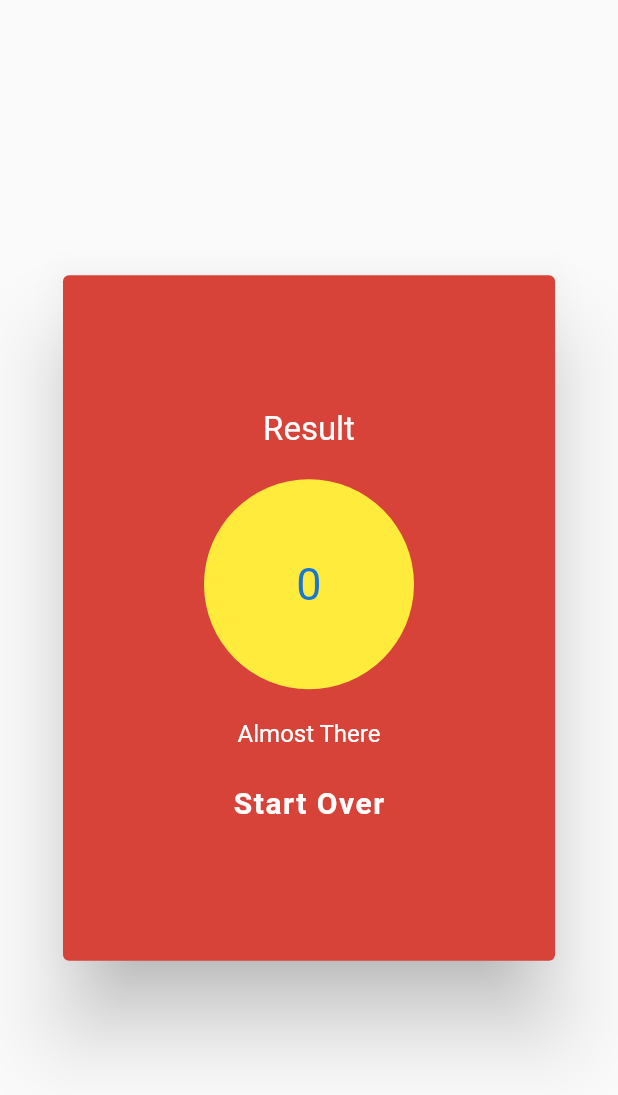
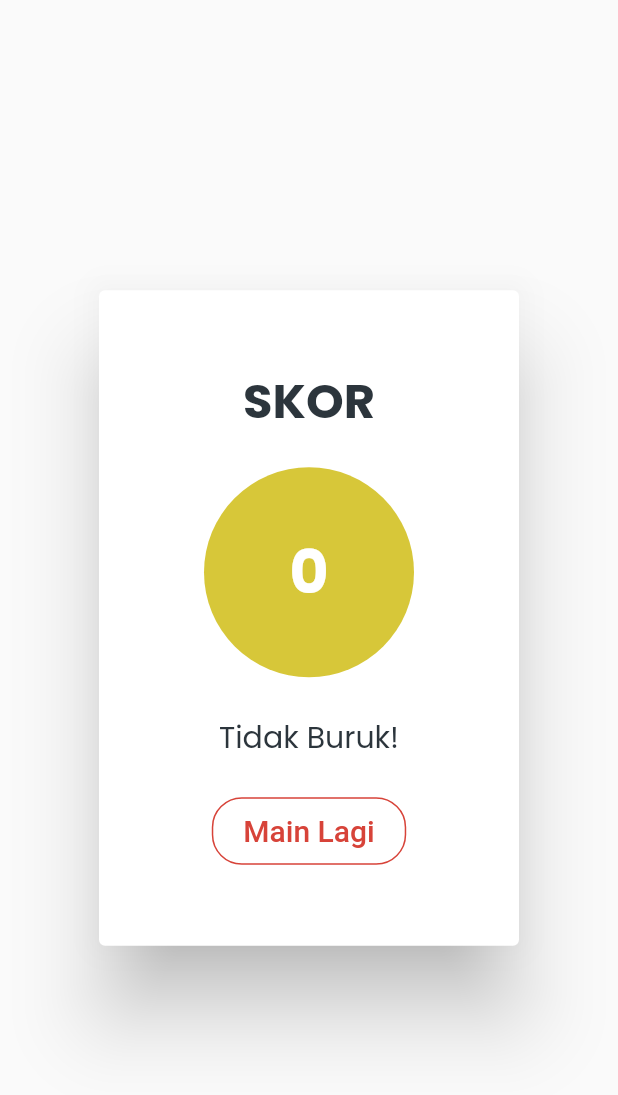
Before and after one commit to Koredeee/HUTRIVIA, a Flutter app: the ResultBox widget shown alone on an empty page, opened directly with empty values, on a phone screen of 412 x 824 dp. Shown: the top 1095 px of the screen. Run offline on Flutter 3.47's test engine with Material 2 defaults, Android fonts, the phone set to English and light mode, and no system bars; network calls fail.

Commit message:
result box styling #1

```diff
--- a/hutrivia/lib/widgets/ResultBox.dart
+++ b/hutrivia/lib/widgets/ResultBox.dart
@@ -2,6 +2,7 @@
 
 import 'package:flutter/material.dart';
 import 'package:hutrivia/constants/Constants.dart';
+import 'package:hutrivia/constants/fontStyle.dart';
 
 class ResultBox extends StatelessWidget {
   const ResultBox(
@@ -20,51 +21,76 @@ class ResultBox extends StatelessWidget {
     final int totalResult = questionLength * 10;
 
     return AlertDialog(
-      backgroundColor: background,
+      backgroundColor: neutral,
       content: Padding(
-        padding: const EdgeInsets.all(70),
+        padding: const EdgeInsets.all(30),
         child: Column(
           mainAxisSize: MainAxisSize.min,
           mainAxisAlignment: MainAxisAlignment.center,
           children: [
             const Text(
-              'Result',
-              style: TextStyle(color: neutral, fontSize: 22),
+              'SKOR',
+              style: TextStyle(
+                  color: Color(0xFF2C353C),
+                  fontFamily: "Poppins",
+                  fontSize: 32,
+                  fontWeight: FontWeight.w700),
             ),
             const SizedBox(height: 20),
             CircleAvatar(
                 child: Text(
                   '$result',
-                  style: TextStyle(fontSize: 30),
+                  style: TextStyle(
+                      color: neutral,
+                      fontFamily: "Poppins",
+                      fontSize: 40,
+                      fontWeight: FontWeight.w700),
                 ),
                 radius: 70,
                 backgroundColor: result == totalResult / 2
-                    ? Colors.yellow // when the result is half of the questions
+                    ? Color(
+                        0xFFD7C739) // when the result is half of the questions
                     : result < totalResult / 2
                         ? incorrect // when the result is less than half
                         : correct // when the result is more than half
                 ),
             const SizedBox(
-              height: 20,
+              height: 25,
             ),
             Text(
               result == totalResult / 2
-                  ? 'Almost There' // when the result is half of the questions
+                  ? 'Tidak Buruk!' // when the result is half of the questions
                   : result < totalResult / 2
-                      ? 'Try Again' // when the result is less than half
-                      : 'Great!',
-              style: const TextStyle(color: neutral),
+                      ? 'Coba lagi, ya!' // when the result is less than half
+                      : 'Kerja Bagus!',
+              style: const TextStyle(
+                  color: black,
+                  fontFamily: "Poppins",
+                  fontSize: 20,
+                  fontWeight: FontWeight.w400),
             ),
             const SizedBox(height: 25),
             GestureDetector(
               onTap: onPressed,
-              child: const Text(
-                'Start Over',
-                style: TextStyle(
-                    color: neutral,
-                    fontSize: 20,
-                    fontWeight: FontWeight.bold,
-                    letterSpacing: 1.0),
+              child: Container(
+                decoration: BoxDecoration(
+                  color: neutral,
+                  borderRadius: BorderRadius.circular(20.0),
+                  border: Border.all(color: background),
+                ),
+                child: Padding(
+                  padding: const EdgeInsets.only(
+                      top: 10.0, bottom: 10, left: 20, right: 20),
+                  child: const Text(
+                    'Main Lagi',
+                    style: TextStyle(
+                      color: background,
+                      fontSize: 20,
+                      fontWeight: FontWeight.w500,
+                      // letterSpacing: 1.0,
+                    ),
+                  ),
+                ),
               ),
             )
           ],
```
Also changed, not shown: hutrivia/T_assets/umum.png.
